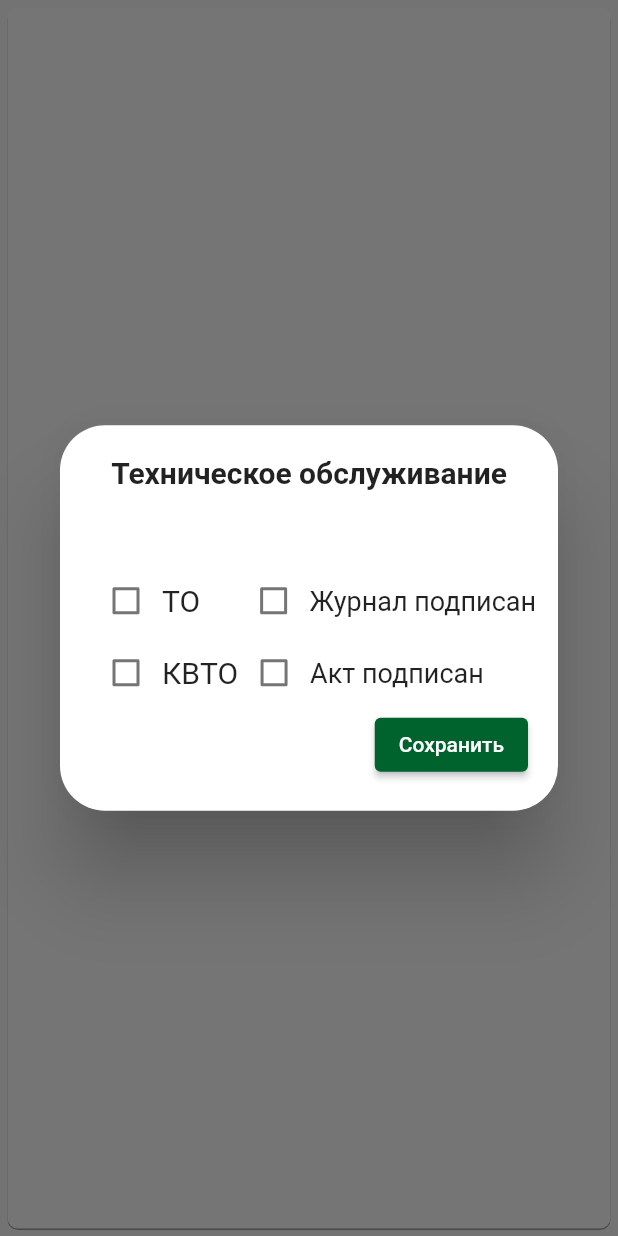
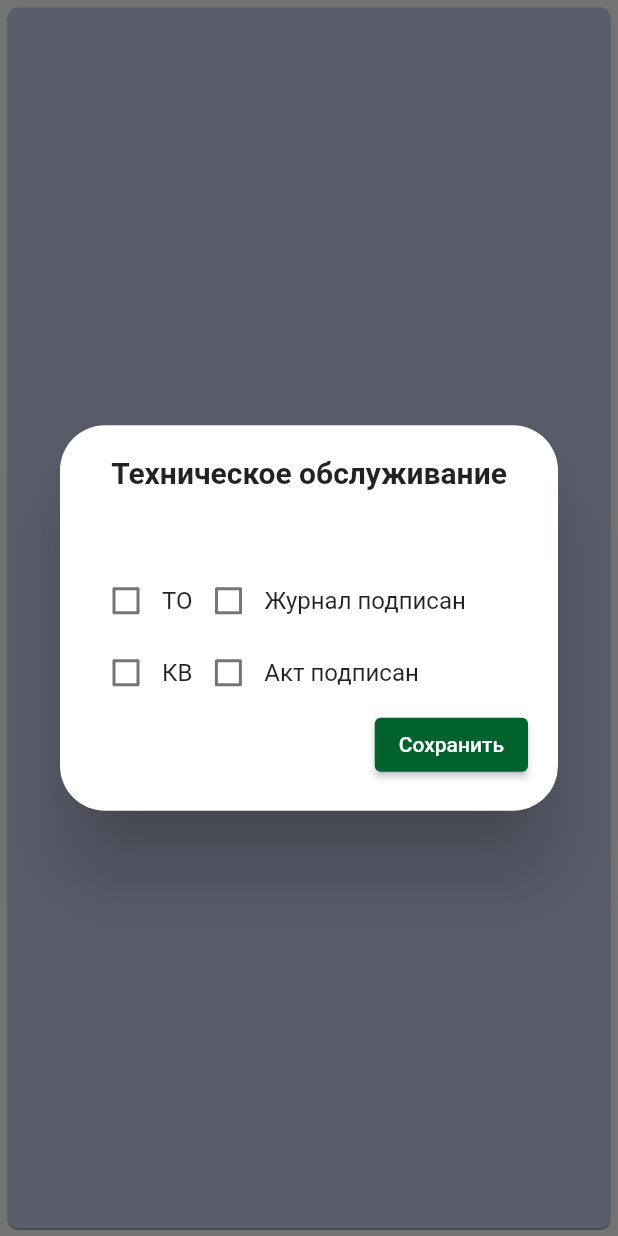
Before and after one commit to yell8er/mto2, a Flutter app: the ObjectItemField widget shown alone on an empty page, opened directly with empty values, after a tap on "ТО", on a phone screen of 412 x 824 dp. Run offline on Flutter 3.47's test engine with Material 2 defaults, Android fonts, the phone set to English and light mode, and no system bars; our stand-ins replace cloud_firestore, firebase_auth, firebase_core, percent_indicator, table_calendar; accounts and stored records are empty.

Commit message:
try some style

```diff
--- a/lib/widgets/object_item_field.dart
+++ b/lib/widgets/object_item_field.dart
@@ -59,10 +59,14 @@ class _ObjectItemFieldState extends State<ObjectItemField> {
       return
           // Expanded(
           //   child:
+          Column(
+        crossAxisAlignment: CrossAxisAlignment.stretch,
+        children: [
           SingleChildScrollView(
             child: Padding(
               padding: EdgeInsets.all(15),
-          child: Column(children: [
+              child: Column(
+                children: [
                   TextField(
                     decoration: InputDecoration(
                       labelText: 'Адрес',
@@ -84,26 +88,6 @@ class _ObjectItemFieldState extends State<ObjectItemField> {
                   ),
                   SizedBox(
                     height: 20,
-            ),
-            TextButton(
-              onPressed: () {
-                FirebaseFirestore.instance
-                    .collection('objects')
-                    .doc(widget.id)
-                    .update({
-                  'address': _addressController.text,
-                  'servicedParts': _servicedPartsController.text,
-                  'contacts': _contactsController.text,
-                  'specification': _specificationController.text,
-                  'passwords': _passwordsController.text,
-                  'malfunctions': _malfunctionsController.text,
-                  'notes': _notesController.text,
-                });
-                setState(() {
-                  widget.isOpen = false;
-                });
-              },
-              child: Text('Сохранить'),
                   ),
                   TextField(
                     minLines: 1,
@@ -157,15 +141,74 @@ class _ObjectItemFieldState extends State<ObjectItemField> {
                   SizedBox(
                     height: 20,
                   ),
-          ]),
+                  Row(
+                    mainAxisAlignment: MainAxisAlignment.spaceAround,
+                    // mainAxisSize: MainAxisSize.,
+                    children: [
+                      ElevatedButton.icon(
+                        label: Text('Сохранить'),
+                        icon: Icon(Icons.save_rounded),
+                        onPressed: () {
+                          FirebaseFirestore.instance
+                              .collection('objects')
+                              .doc(widget.id)
+                              .update({
+                            'address': _addressController.text,
+                            'servicedParts': _servicedPartsController.text,
+                            'contacts': _contactsController.text,
+                            'specification': _specificationController.text,
+                            'passwords': _passwordsController.text,
+                            'malfunctions': _malfunctionsController.text,
+                            'notes': _notesController.text,
+                          });
+                          setState(() {
+                            widget.isOpen = false;
+                          });
+                        },
+                      ),
+                      ElevatedButton.icon(
+                        icon: Icon(Icons.backspace_outlined),
+                        label: Text('Отмена'),
+                        onPressed: () {
+                          setState(() {
+                            widget.isOpen = false;
+                          });
+                        },
+                      ),
+                      ElevatedButton.icon(
+                        icon: Icon(Icons.delete_forever_outlined),
+                        label: Text('Удалить'),
+                        onPressed: () {
+                          FirebaseFirestore.instance
+                              .collection('objects')
+                              .doc(widget.id)
+                              .delete();
+                          setState(() {
+                            widget.isOpen = false;
+                          });
+                        },
+                      ),
+                    ],
+                  )
+                ],
+              ),
+            ),
           ),
           // ),
+        ],
       );
     }
 
-    return Container(
+    if (!widget.isOpen) {
+      return GestureDetector(
+        onTap: () {
+          setState(() {
+            widget.isOpen = true;
+          });
+        },
+        child: Container(
           decoration: BoxDecoration(
-        color: Colors.white,
+            color: Colors.indigo[100],
             borderRadius: BorderRadius.circular(7),
             boxShadow: [
               BoxShadow(
@@ -179,31 +222,24 @@ class _ObjectItemFieldState extends State<ObjectItemField> {
           // width: 140,
           padding: EdgeInsets.only(
             left: 20,
-        top: 8,
-        bottom: 8,
+            top: 1,
+            bottom: 1,
           ),
           margin: EdgeInsets.symmetric(
             vertical: 5,
             horizontal: 5,
           ),
-      child: Row(mainAxisAlignment: MainAxisAlignment.spaceAround, children: [
-        GestureDetector(
-          onTap: () {
-            setState(() {
-              widget.isOpen = true;
-            });
-          },
-          child: Container(
+          child:
+              Row(mainAxisAlignment: MainAxisAlignment.spaceAround, children: [
+            Container(
               // decoration: BoxDecoration(border: Border.all(width: 2)),
-            width: MediaQuery.of(context).size.width * 0.5,
+              width: MediaQuery.of(context).size.width * 0.4,
               alignment: Alignment.centerLeft,
               child: Text(
                 widget.address,
                 style: TextStyle(
                   fontWeight: FontWeight.w400,
-                fontSize: 20,
-                // letterSpacing: 1,
-              ),
+                  fontSize: 18,
                 ),
               ),
             ),
@@ -228,7 +264,8 @@ class _ObjectItemFieldState extends State<ObjectItemField> {
                                   Text(
                                     'Техническое обслуживание',
                                     style: TextStyle(
-                                    fontWeight: FontWeight.bold, fontSize: 20),
+                                        fontWeight: FontWeight.bold,
+                                        fontSize: 20),
                                   ),
                                   SizedBox(height: 50),
                                   Row(
@@ -243,10 +280,7 @@ class _ObjectItemFieldState extends State<ObjectItemField> {
                                           }),
                                       Text(
                                         'TO',
-                                    style: TextStyle(fontSize: 20),
-                                  ),
-                                  SizedBox(
-                                    width: 25,
+                                        style: TextStyle(fontSize: 16),
                                       ),
                                       Checkbox(
                                           value: widget.isJournal,
@@ -257,7 +291,7 @@ class _ObjectItemFieldState extends State<ObjectItemField> {
                                           }),
                                       Text(
                                         'Журнал подписан',
-                                    style: TextStyle(fontSize: 18),
+                                        style: TextStyle(fontSize: 16),
                                       ),
                                     ],
                                   ),
@@ -272,8 +306,8 @@ class _ObjectItemFieldState extends State<ObjectItemField> {
                                             });
                                           }),
                                       Text(
-                                    'КВTO',
-                                    style: TextStyle(fontSize: 20),
+                                        'КВ',
+                                        style: TextStyle(fontSize: 16),
                                       ),
                                       Checkbox(
                                           value: widget.isAct,
@@ -284,7 +318,7 @@ class _ObjectItemFieldState extends State<ObjectItemField> {
                                           }),
                                       Text(
                                         'Акт подписан',
-                                    style: TextStyle(fontSize: 18),
+                                        style: TextStyle(fontSize: 16),
                                       ),
                                     ],
                                   ),
@@ -322,7 +356,7 @@ class _ObjectItemFieldState extends State<ObjectItemField> {
                     ? Text(
                         'ТО',
                         style: TextStyle(
-                      fontSize: 17,
+                          fontSize: 16,
                         ),
                       )
                     : null,
@@ -338,13 +372,15 @@ class _ObjectItemFieldState extends State<ObjectItemField> {
                     ? Text(
                         'КВ',
                         style: TextStyle(
-                      fontSize: 17,
+                          fontSize: 16,
                         ),
                       )
                     : null,
               ),
             ),
-        IconButton(
+            Container(
+              width: MediaQuery.of(context).size.width * 0.1,
+              child: IconButton(
                 icon: widget.malfunctions.isNotEmpty
                     ? Icon(Icons.warning_rounded)
                     : SizedBox(
@@ -354,7 +390,10 @@ class _ObjectItemFieldState extends State<ObjectItemField> {
                 onPressed: () {},
                 color: Colors.orange[900],
               ),
+            ),
           ]),
+        ),
       );
     }
   }
+}
```
Lines whose indentation alone changed are shown as unchanged.
